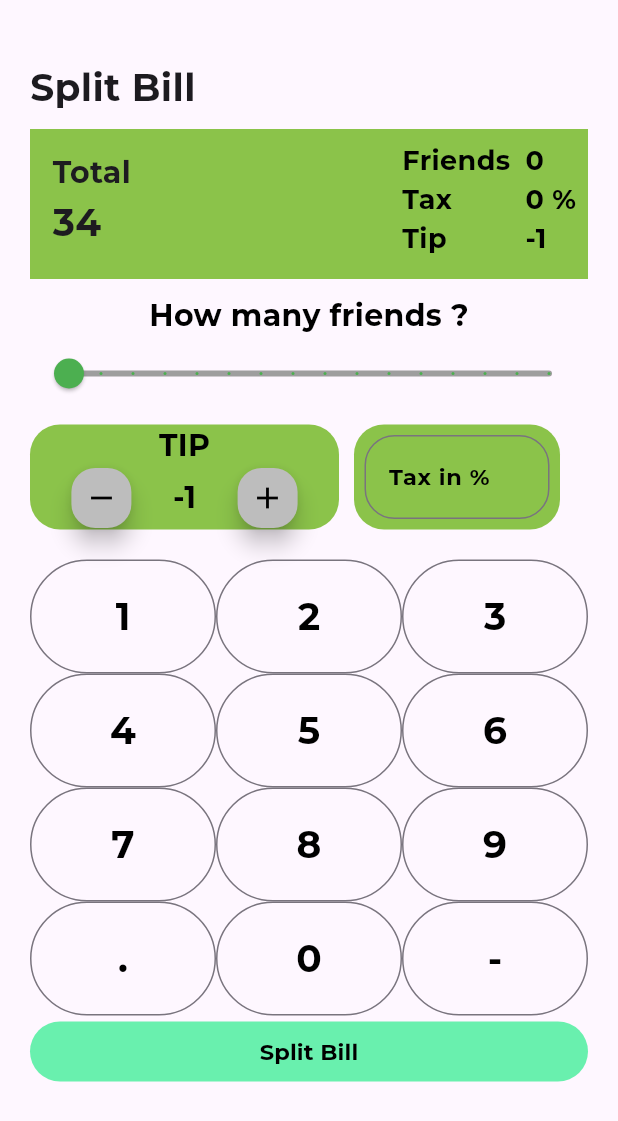
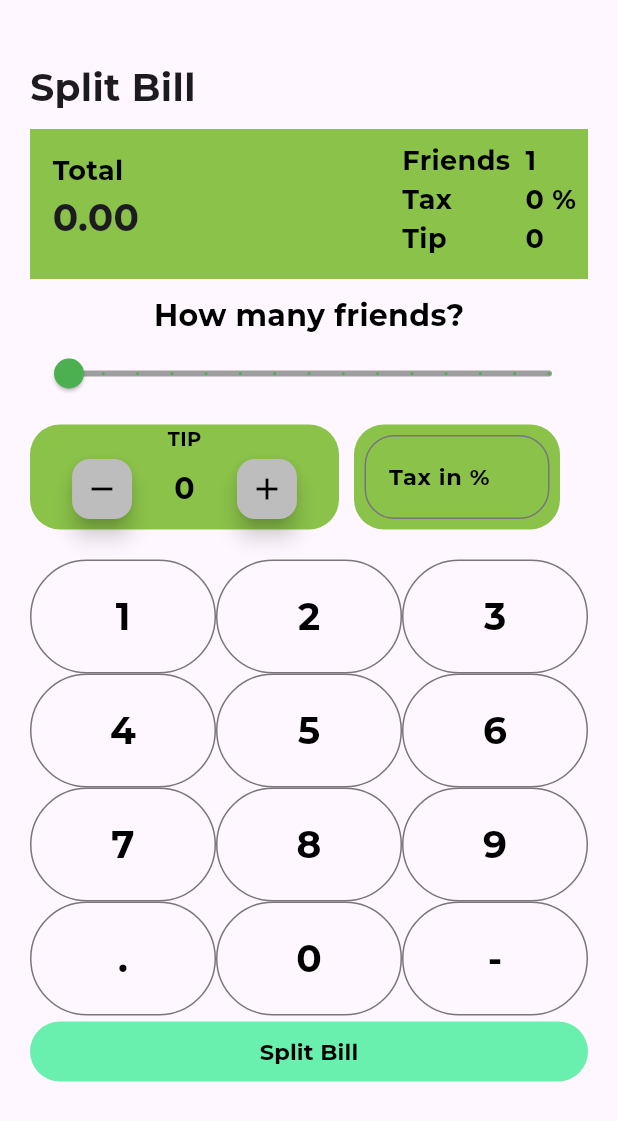
Before and after one commit to ADITISONIC/Bill-splitting-app, a Flutter app: the screen it shows after launch, after a tap on the "remove" icon, on a phone screen of 412 x 824 dp. Shown: the top 1121 px of the screen. Run offline on Flutter 3.47's test engine with Material 3 defaults, Android fonts, the phone set to English and light mode, and no system bars; our stand-ins replace google_fonts.

Commit message:
added all functions

```diff
--- a/lib/home.dart
+++ b/lib/home.dart
@@ -1,65 +1,82 @@
-import 'dart:ffi';
-
 import 'package:bill_splitter/results.dart';
 import 'package:flutter/material.dart';
 import 'package:google_fonts/google_fonts.dart';
 
 class BillSplit extends StatefulWidget {
-  const BillSplit({super.key}); // Corrected constructor
+  const BillSplit({super.key});
 
   @override
   _BillSplitState createState() => _BillSplitState();
 }
 
 class _BillSplitState extends State<BillSplit> {
-  double friendsvalue = 0.0;
+  double friendsvalue = 1;
   double tip = 0.0;
   String tax = '0';
   String bill = '';
-  buildbutton(String text){
+
+  // Calculate the total amount dynamically
+  double get totalAmount {
+    double billAmount = double.tryParse(bill) ?? 0.0;
+    double taxAmount = double.tryParse(tax) ?? 0.0;
+    return billAmount + (billAmount * (taxAmount / 100)) + tip;
+  }
+
+  Widget buildButton(String text) {
     return Expanded(
       child: OutlinedButton(
         style: OutlinedButton.styleFrom(padding: EdgeInsets.all(20)),
-        onPressed:(){
-          if(text=='-'){
-            setState(() {
+        onPressed: () {
+          setState(() {
+            if (text == '-') {
               bill = '';
-            });
-          }else{
-            setState(() {
-              bill+=text;
-            });
-          }
-        }, child:Text(text,style:GoogleFonts.montserrat(
-        fontSize: 25 ,color: Colors.black,fontWeight: FontWeight.w700
-      ),),),
+            } else {
+              bill += text;
+            }
+          });
+        },
+        child: Text(
+          text,
+          style: GoogleFonts.montserrat(
+            fontSize: 25,
+            color: Colors.black,
+            fontWeight: FontWeight.w700,
+          ),
+        ),
+      ),
     );
   }
+
   TextStyle infostyle = GoogleFonts.montserrat(
-    fontSize:18,color: Colors.black,fontWeight: FontWeight.w700
+    fontSize: 18,
+    color: Colors.black,
+    fontWeight: FontWeight.w700,
   );
+
   @override
   Widget build(BuildContext context) {
     return Scaffold(
       body: SingleChildScrollView(
         child: Container(
-          margin: EdgeInsets.only(left: 20,right: 20),
+          margin: EdgeInsets.symmetric(horizontal: 20),
           child: Column(
             children: [
               Container(
                 alignment: Alignment.centerLeft,
                 margin: EdgeInsets.only(top: 40),
-                child: Text("Split Bill",style:GoogleFonts.montserrat(
-                  fontSize: 25,fontWeight: FontWeight.w700
-                ),),
+                child: Text(
+                  "Split Bill",
+                  style: GoogleFonts.montserrat(
+                    fontSize: 25,
+                    fontWeight: FontWeight.w700,
+                  ),
+                ),
               ),
-              SizedBox(height: 10,),
+              SizedBox(height: 10),
               Container(
                 width: MediaQuery.of(context).size.width,
                 height: 100,
-                decoration: BoxDecoration(
-                  color: Colors.lightGreen
-                ),
+                decoration: BoxDecoration(color: Colors.lightGreen),
                 child: Row(
                   mainAxisAlignment: MainAxisAlignment.spaceBetween,
                   children: [
@@ -68,12 +85,14 @@ class _BillSplitState extends State<BillSplit> {
                       child: Column(
                         crossAxisAlignment: CrossAxisAlignment.start,
                         children: [
-                          Text("Total",style:GoogleFonts.montserrat(
-                            fontSize: 20,fontWeight: FontWeight.w700
-                          ),),
-                                    Text("34",style:GoogleFonts.montserrat(
-                      fontSize: 25,fontWeight: FontWeight.w700
-                                    ),)
+                          Text("Total", style: infostyle),
+                          Text(
+                            totalAmount.toStringAsFixed(2), // Updated Total
+                            style: GoogleFonts.montserrat(
+                              fontSize: 25,
+                              fontWeight: FontWeight.w700,
+                            ),
+                          ),
                         ],
                       ),
                     ),
@@ -84,20 +103,18 @@ class _BillSplitState extends State<BillSplit> {
                           Column(
                             crossAxisAlignment: CrossAxisAlignment.start,
                             children: [
-                              Text("Friends",style: infostyle),
-                              Text("Tax",style: infostyle),
-                              Text("Tip",style: infostyle),
+                              Text("Friends", style: infostyle),
+                              Text("Tax", style: infostyle),
+                              Text("Tip", style: infostyle),
                             ],
                           ),
-                          SizedBox(
-                            width: 10,
-                          ),
+                          SizedBox(width: 10),
                           Column(
                             crossAxisAlignment: CrossAxisAlignment.start,
                             children: [
-                              Text(friendsvalue.round().toString(),style: infostyle),
-                              Text("${tax} %",style: infostyle),
-                              Text(tip.round().toString(),style: infostyle),
+                              Text(friendsvalue.round().toString(), style: infostyle),
+                              Text("$tax %", style: infostyle),
+                              Text(tip.round().toString(), style: infostyle),
                             ],
                           )
                         ],
@@ -106,152 +123,161 @@ class _BillSplitState extends State<BillSplit> {
                   ],
                 ),
               ),
-              SizedBox(height: 10,),
-              Text("How many friends ?",style: GoogleFonts.montserrat(
-                fontSize: 20,color: Colors.black,fontWeight: FontWeight.w700
-              ),),
+              SizedBox(height: 10),
+              Text(
+                "How many friends?",
+                style: GoogleFonts.montserrat(
+                  fontSize: 20,
+                  color: Colors.black,
+                  fontWeight: FontWeight.w700,
+                ),
+              ),
               Slider(
-                min: 0,
+                min: 1, // Fixed: No 0 friends allowed
                 max: 15,
-                divisions: 15,
+                divisions: 14,
                 activeColor: Colors.green,
                 inactiveColor: Colors.grey,
                 value: friendsvalue,
-                onChanged:(value){
+                onChanged: (value) {
                   setState(() {
                     friendsvalue = value;
                   });
                 },
               ),
-              SizedBox(height: 10,),
+              SizedBox(height: 10),
               Row(
                 children: [
                   Container(
-                    width: MediaQuery.of(context).size.width/2,
+                    width: MediaQuery.of(context).size.width / 2,
                     height: 70,
                     decoration: BoxDecoration(
                       color: Colors.lightGreen,
-                      borderRadius: BorderRadius.circular(20)
+                      borderRadius: BorderRadius.circular(20),
                     ),
                     child: Column(
                       children: [
-                        Text("TIP",style:GoogleFonts.montserrat(
-                            fontSize: 20,
+                        Text(
+                          "TIP",
+                          style: GoogleFonts.montserrat(
+                            fontSize: 13,
                             color: Colors.black,
-                            fontWeight: FontWeight.w700
-                        ),),
+                            fontWeight: FontWeight.w700,
+                          ),
+                        ),
                         Row(
                           mainAxisAlignment: MainAxisAlignment.spaceEvenly,
                           children: [
-                            Container(
-                              width: 40,
-                              height: 40,
-                              child: FloatingActionButton(onPressed:(){
+                            FloatingActionButton(
+                              onPressed: () {
                                 setState(() {
-                                  tip--;
+                                  if (tip > 0) tip--; // Prevent negative tip
                                 });
                               },
-                                backgroundColor: Colors.grey[400],
-                              child: Icon(Icons.remove,color: Colors.black,),),
+                              backgroundColor: Colors.grey[400],
+                              child: Icon(Icons.remove, color: Colors.black),
+                              mini: true,
                             ),
-                            Text("${tip.round().toString()}",style: GoogleFonts.montserrat(
-                              fontSize: 20,
-                              color: Colors.black,
-                              fontWeight: FontWeight.w700
-                            ),),
-                            Container(
-                              width: 40,
-                              height: 40,
-                              child: FloatingActionButton(onPressed: (){
-                                tip++;
+                            Text(
+                              tip.round().toString(),
+                              style: GoogleFonts.montserrat(
+                                fontSize: 20,
+                                color: Colors.black,
+                                fontWeight: FontWeight.w700,
+                              ),
+                            ),
+                            FloatingActionButton(
+                              onPressed: () {
+                                setState(() {
+                                  tip++;
+                                });
                               },
-                              backgroundColor:Colors.grey[400],
-                              child:Icon(Icons.add,color: Colors.black,),
-                            )
-                            )
+                              backgroundColor: Colors.grey[400],
+                              child: Icon(Icons.add, color: Colors.black),
+                              mini: true,
+                            ),
                           ],
-                        )
-                      ]
+                        ),
+                      ],
                     ),
                   ),
-                  SizedBox(width: 10,),
+                  SizedBox(width: 10),
                   Container(
-                    width: MediaQuery.of(context).size.width/3,
+                    width: MediaQuery.of(context).size.width / 3,
                     height: 70,
                     decoration: BoxDecoration(
                       color: Colors.lightGreen,
-                      borderRadius: BorderRadius.circular(20)
+                      borderRadius: BorderRadius.circular(20),
                     ),
                     child: Padding(
                       padding: const EdgeInsets.all(7.0),
                       child: TextField(
                         keyboardType: TextInputType.number,
-                        onChanged: (value){
+                        onChanged: (value) {
                           setState(() {
-                            tax = value;
+                            tax = value.isEmpty ? '0' : value;
                           });
                         },
                         decoration: InputDecoration(
-                          border: OutlineInputBorder(
-                           borderRadius: BorderRadius.circular(20)
-                          ),
-                              labelText:"Tax in %",
+                          border: OutlineInputBorder(borderRadius: BorderRadius.circular(20)),
+                          labelText: "Tax in %",
                           labelStyle: GoogleFonts.montserrat(
                             fontSize: 15,
                             color: Colors.black,
-                            fontWeight: FontWeight.w700
-                          )
+                            fontWeight: FontWeight.w700,
+                          ),
                         ),
                       ),
                     ),
-                  )
+                  ),
                 ],
               ),
               SizedBox(height: 20),
               Row(
-                children: [
-                  buildbutton("1"),
-                  buildbutton("2"),
-                  buildbutton("3"),
-                ],
+                children: [buildButton("1"), buildButton("2"), buildButton("3")],
               ),
               Row(
-                children: [
-                  buildbutton("4"),
-                  buildbutton("5"),
-                  buildbutton("6"),
-                ],
+                children: [buildButton("4"), buildButton("5"), buildButton("6")],
               ),
               Row(
-                children: [
-                  buildbutton("7"),
-                  buildbutton("8"),
-                  buildbutton("9"),
-                ],
+                children: [buildButton("7"), buildButton("8"), buildButton("9")],
               ),
               Row(
-                children: [
-                  buildbutton("."),
-                  buildbutton("0"),
-                  buildbutton("-"),
-                ],
+                children: [buildButton("."), buildButton("0"), buildButton("-")],
               ),
               TextButton(
-                style: TextButton.styleFrom(
-                  backgroundColor:Colors.greenAccent
+                style: TextButton.styleFrom(backgroundColor: Colors.greenAccent),
+                onPressed: () {
+                  if (bill.isEmpty || double.tryParse(bill) == null) {
+                    ScaffoldMessenger.of(context).showSnackBar(SnackBar(content: Text("Enter a valid bill amount")));
+                    return;
+                  }
+                  if (double.tryParse(tax) == null) {
+                    ScaffoldMessenger.of(context).showSnackBar(SnackBar(content: Text("Enter a valid tax percentage")));
+                    return;
+                  }
+                  Navigator.push(
+                    context,
+                    MaterialPageRoute(
+                      builder: (context) => ResultsPage(bill, tax, friendsvalue, tip),
+                    ),
+                  );
+                },
+                child: Center(
+                  child: Text(
+                    "Split Bill",
+                    style: GoogleFonts.montserrat(
+                      fontSize: 15,
+                      fontWeight: FontWeight.w700,
+                      color: Colors.black,
+                    ),
+                  ),
                 ),
-                  onPressed: () => Navigator.push(context,MaterialPageRoute(builder: (context)=>ResultsPage(bill,tax,friendsvalue,tip))), child:Center(
-                    child: Text("Split Bill",
-                                  style:GoogleFonts.montserrat(
-                                    fontSize: 15,
-                                    fontWeight: FontWeight.w700,
-                                    color: Colors.black
-                                  )),
-                  ), )
+              ),
             ],
           ),
         ),
-      )
+      ),
     );
   }
 }
```
Also changed, not shown: lib/results.dart (+82 -2 lines).
